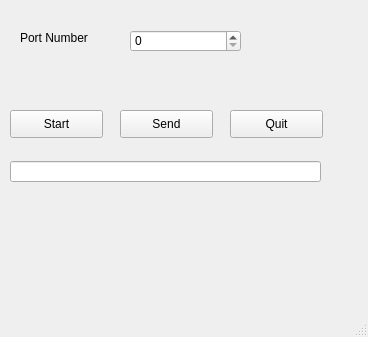
Qt form ChatApplicationServer/mainwindow.ui (enesdurmus/ChatApplication-With-QT) before a commit.
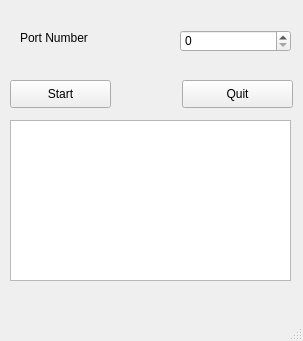
The same form after that commit.

Commit message: Send receive icons added, roomUsersSelection added

Patch:
```diff
--- a/ChatApplicationServer/mainwindow.ui
+++ b/ChatApplicationServer/mainwindow.ui
@@ -6,8 +6,8 @@
    <rect>
     <x>0</x>
     <y>0</y>
-    <width>368</width>
-    <height>337</height>
+    <width>303</width>
+    <height>341</height>
    </rect>
   </property>
   <property name="windowTitle">
@@ -18,8 +18,8 @@
     <property name="geometry">
      <rect>
       <x>10</x>
-      <y>110</y>
-      <width>93</width>
+      <y>80</y>
+      <width>101</width>
       <height>28</height>
      </rect>
     </property>
@@ -27,25 +27,12 @@
      <string>Start</string>
     </property>
    </widget>
-   <widget class="QPushButton" name="sendButton">
-    <property name="geometry">
-     <rect>
-      <x>120</x>
-      <y>110</y>
-      <width>93</width>
-      <height>28</height>
-     </rect>
-    </property>
-    <property name="text">
-     <string>Send</string>
-    </property>
-   </widget>
    <widget class="QPushButton" name="quitButton">
     <property name="geometry">
      <rect>
-      <x>230</x>
-      <y>110</y>
-      <width>93</width>
+      <x>182</x>
+      <y>80</y>
+      <width>111</width>
       <height>28</height>
      </rect>
     </property>
@@ -69,7 +56,7 @@
    <widget class="QSpinBox" name="portNumberTextBox">
     <property name="geometry">
      <rect>
-      <x>130</x>
+      <x>180</x>
       <y>30</y>
       <width>111</width>
       <height>22</height>
@@ -79,13 +66,13 @@
      <number>99999</number>
     </property>
    </widget>
-   <widget class="QLineEdit" name="messageTextBox">
+   <widget class="QListWidget" name="listWidget">
     <property name="geometry">
      <rect>
       <x>10</x>
-      <y>161</y>
-      <width>311</width>
-      <height>21</height>
+      <y>120</y>
+      <width>281</width>
+      <height>161</height>
      </rect>
     </property>
    </widget>
```
Left out of the diff: 2 changed lines with no effect on the pictures. The commit also changes 20 other files.
